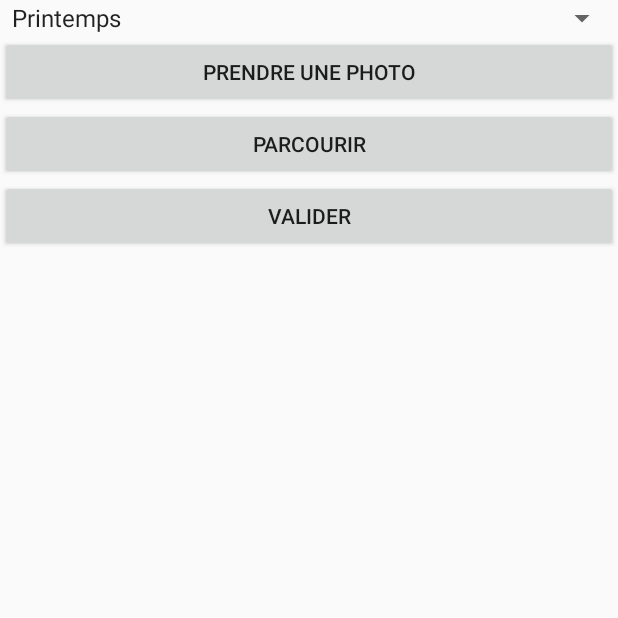
After one commit to edouard-bracquemond/SIG, an Android app: the TreeActivity screen opened directly, with no data from a screen before it, on a phone screen of 412 x 824 dp, the top half of it. The commit adds this screen. Run offline under Robolectric (Android 15) with nearby library versions, the phone set to English and light mode, and no system bars.

Commit message:
Click on Tree

```diff
--- a/appli/app/build.gradle
+++ b/appli/app/build.gradle
@@ -24,6 +24,7 @@ dependencies {
     implementation 'com.android.support.constraint:constraint-layout:1.1.3'
     // implementation 'org.springframework.android:spring-android-rest-template:1.0.1.RELEASE'
     // implementation 'com.fasterxml.jackson.core:jackson-databind:2.3.2'
+    implementation 'com.android.support:recyclerview-v7:28.0.0'
     implementation 'com.squareup.retrofit2:retrofit:2.6.2'
     implementation 'com.squareup.retrofit2:converter-gson:2.6.2'
     implementation 'com.android.support:support-v4:28.0.0'
--- a/appli/app/src/main/AndroidManifest.xml
+++ b/appli/app/src/main/AndroidManifest.xml
@@ -38,6 +38,9 @@
         <activity android:name=".Activity.SignUpActivity">
             android:exported="false"
         </activity>
+        <activity android:name=".Activity.TreeActivity">
+            android:exported="false"
+        </activity>
         <activity android:name=".Activity.AddPictureActivity">
             android:exported="false"</activity>
 
--- a/appli/app/src/main/java/com/example/maxime/sig/Activity/NavigationDrawerActivity.java
+++ b/appli/app/src/main/java/com/example/maxime/sig/Activity/NavigationDrawerActivity.java
@@ -17,11 +17,13 @@ import android.support.v7.app.AppCompatActivity;
 import android.support.v7.widget.Toolbar;
 import android.view.Menu;
 import android.view.MenuItem;
+import android.webkit.JavascriptInterface;
 import android.webkit.WebSettings;
 import android.webkit.WebView;
 import android.webkit.WebViewClient;
 
 import com.example.maxime.sig.GPS.GPSJScript;
+import com.example.maxime.sig.GPS.InfoSelection;
 import com.example.maxime.sig.R;
 
 import java.io.File;
@@ -52,6 +54,7 @@ public class NavigationDrawerActivity extends AppCompatActivity
         webSettings.setJavaScriptEnabled(true);
         webSettings.setDomStorageEnabled(true);
         myWebView.addJavascriptInterface(new GPSJScript(this),"GPS");
+        myWebView.addJavascriptInterface(new InfoSelection(this),"InfoSelection");
         GPSJScript gpsjScript= new GPSJScript(getApplicationContext());
 
         myWebView.loadUrl("file:///android_asset/arbre.html");
@@ -178,4 +181,5 @@ public class NavigationDrawerActivity extends AppCompatActivity
         currentPhotoPath = image.getAbsolutePath();
         return image;
     }
+
 }
--- /dev/null
+++ b/appli/app/src/main/java/com/example/maxime/sig/Activity/TreeActivity.java
@@ -0,0 +1,180 @@
+package com.example.maxime.sig.Activity;
+
+import android.app.Activity;
+import android.content.Intent;
+import android.database.Cursor;
+import android.graphics.Bitmap;
+import android.graphics.BitmapFactory;
+import android.net.Uri;
+import android.os.Bundle;
+import android.os.Environment;
+import android.provider.MediaStore;
+import android.support.annotation.Nullable;
+
+import android.support.v4.content.FileProvider;
+import android.support.v7.app.AppCompatActivity;
+import android.support.v7.widget.GridLayoutManager;
+import android.support.v7.widget.LinearLayoutManager;
+import android.support.v7.widget.RecyclerView;
+import android.view.View;
+import android.widget.AdapterView;
+import android.widget.ArrayAdapter;
+import android.widget.Button;
+import android.widget.EditText;
+import android.widget.ImageView;
+import android.widget.Spinner;
+import android.widget.TextView;
+
+import com.example.maxime.sig.R;
+
+import java.io.File;
+import java.io.IOException;
+import java.text.SimpleDateFormat;
+import java.util.Date;
+
+public class TreeActivity extends Activity implements AdapterView.OnItemSelectedListener {
+
+    private static int RESULT_LOAD_IMAGE = 1;
+    private static int REQUEST_IMAGE_CAPTURE=1;
+    String currentPhotoPath;
+    boolean selected = false;
+    String seasonSelected=null;
+    RecyclerView treesRecyclerView;
+    private RecyclerView.Adapter mAdapter;
+    private RecyclerView.LayoutManager layoutManager;
+    private int[] myDataset={R.drawable.ic_menu_compass};
+    @Override
+    protected void onCreate(@Nullable Bundle savedInstanceState) {
+        super.onCreate(savedInstanceState);
+        setContentView(R.layout.activity_tree);
+
+        Button addPhotoButton = findViewById(R.id.buttonAddPictureID);
+        Button takePhotoButton = findViewById(R.id.buttonTakePictureID);
+        Button validatePhotoButton = findViewById(R.id.buttonValidatePictureID);
+        treesRecyclerView = findViewById(R.id.trees_recycler_view);
+        treesRecyclerView.setHasFixedSize(true);
+        layoutManager = new GridLayoutManager(this,2);
+       treesRecyclerView.setLayoutManager(layoutManager);
+     //   mAdapter = new RecyclerAdapter(myDataset);
+        treesRecyclerView.setAdapter(mAdapter);
+        Spinner seasonSpinner = findViewById(R.id.spinnerSeasonID);
+        ArrayAdapter<CharSequence> adapter = ArrayAdapter.createFromResource(this,
+                R.array.seasons, android.R.layout.simple_spinner_item);
+        adapter.setDropDownViewResource(android.R.layout.simple_spinner_dropdown_item);
+        seasonSpinner.setAdapter(adapter);
+        seasonSpinner.setOnItemSelectedListener(this);
+        addPhotoButton.setOnClickListener(new View.OnClickListener() {
+            @Override
+            public void onClick(View v) {
+
+                    Intent i = new Intent(
+                            Intent.ACTION_PICK, android.provider.MediaStore.Images.Media.EXTERNAL_CONTENT_URI);
+
+                    startActivityForResult(i, RESULT_LOAD_IMAGE);
+
+
+            }});
+        takePhotoButton.setOnClickListener(new View.OnClickListener() {
+            @Override
+            public void onClick(View v) {
+                Intent takePictureIntent = new Intent(MediaStore.ACTION_IMAGE_CAPTURE);
+                if (takePictureIntent.resolveActivity(getPackageManager()) != null) {
+                    startActivityForResult(takePictureIntent, REQUEST_IMAGE_CAPTURE);
+                }
+            }});
+        validatePhotoButton.setOnClickListener(new View.OnClickListener() {
+            @Override
+            public void onClick(View v) {
+                if(selected){
+
+                }
+            }});
+
+
+
+    }
+
+    @Override
+    protected void onActivityResult(int requestCode, int resultCode, Intent data) {
+        super.onActivityResult(requestCode, resultCode, data);
+
+        if (requestCode == RESULT_LOAD_IMAGE && resultCode == RESULT_OK && null != data) {
+            Uri selectedImage = data.getData();
+            String[] filePathColumn = { MediaStore.Images.Media.DATA };
+
+            Cursor cursor = getContentResolver().query(selectedImage,
+                    filePathColumn, null, null, null);
+            cursor.moveToFirst();
+
+            int columnIndex = cursor.getColumnIndex(filePathColumn[0]);
+            String picturePath = cursor.getString(columnIndex);
+            cursor.close();
+
+            ImageView imageView = (ImageView) findViewById(R.id.imgView);
+            imageView.setImageBitmap(BitmapFactory.decodeFile(picturePath));
+
+        }
+        else if (requestCode == REQUEST_IMAGE_CAPTURE && resultCode == RESULT_OK) {
+            Bundle extras = data.getExtras();
+            Bitmap imageBitmap = (Bitmap) extras.get("data");
+            ImageView imageView = (ImageView) findViewById(R.id.imgView);
+            imageView.setImageBitmap(imageBitmap);
+        }
+
+
+    }
+
+  /*  private void dispatchTakePictureIntent() {
+        Intent takePictureIntent = new Intent(MediaStore.ACTION_IMAGE_CAPTURE);
+        if (takePictureIntent.resolveActivity(getPackageManager()) != null) {
+            File photoFile = null;
+            try {
+                photoFile = createImageFile();
+            } catch (IOException ex) {}
+
+            if (photoFile != null) {
+                Uri photoURI = FileProvider.getUriForFile(this,
+                        "com.example.android.fileprovider",
+                        photoFile);
+                takePictureIntent.putExtra(MediaStore.EXTRA_OUTPUT, photoURI);
+                startActivityForResult(takePictureIntent, REQUEST_IMAGE_CAPTURE);
+            }
+        }
+    }*/
+
+
+    private void galleryAddPic() {
+        Intent mediaScanIntent = new Intent(Intent.ACTION_MEDIA_SCANNER_SCAN_FILE);
+        File f = new File(currentPhotoPath);
+        Uri contentUri = Uri.fromFile(f);
+        mediaScanIntent.setData(contentUri);
+        this.sendBroadcast(mediaScanIntent);
+    }
+
+    private File createImageFile() throws IOException {
+        String timeStamp = new SimpleDateFormat("yyyyMMdd_HHmmss").format(new Date());
+        String imageFileName = "JPEG_" + timeStamp + "_";
+        File storageDir = getExternalFilesDir(Environment.DIRECTORY_PICTURES);
+        File image = File.createTempFile(
+                imageFileName,
+                ".jpg",
+                storageDir
+        );
+
+
+        currentPhotoPath = image.getAbsolutePath();
+        return image;
+    }
+
+    @Override
+    public void onItemSelected(AdapterView<?> adapterView, View view, int i, long l) {
+         selected = true;
+         seasonSelected = adapterView.getItemAtPosition(i).toString();
+
+    }
+
+    @Override
+    public void onNothingSelected(AdapterView<?> adapterView) {
+        selected = false;
+    }
+}
--- /dev/null
+++ b/appli/app/src/main/res/layout/activity_tree.xml
@@ -0,0 +1,49 @@
+<?xml version="1.0" encoding="utf-8"?>
+    <android.support.constraint.ConstraintLayout
+        xmlns:android="http://schemas.android.com/apk/res/android"
+        xmlns:tools="http://schemas.android.com/tools"
+        android:layout_width="match_parent"
+        android:layout_height="match_parent">
+
+        <LinearLayout
+            android:layout_width="match_parent"
+            android:layout_height="match_parent"
+            android:orientation="vertical"
+            tools:layout_editor_absoluteX="16dp"
+            tools:layout_editor_absoluteY="75dp">
+
+            <Spinner
+                android:id="@+id/spinnerSeasonID"
+                android:layout_width="match_parent"
+                android:layout_height="wrap_content" />
+
+            <Button
+                android:id="@+id/buttonTakePictureID"
+                android:layout_width="match_parent"
+                android:layout_height="wrap_content"
+                android:text="Prendre une photo" />
+
+            <Button
+                android:id="@+id/buttonAddPictureID"
+                android:layout_width="match_parent"
+                android:layout_height="wrap_content"
+                android:text="Parcourir" />
+            <Button
+                android:id="@+id/buttonValidatePictureID"
+                android:layout_width="match_parent"
+                android:layout_height="wrap_content"
+                android:text="Valider"
+                />
+
+            <ImageView
+                android:id="@+id/imgView"
+                android:layout_width="match_parent"
+                android:layout_height="wrap_content"
+                android:layout_weight="1"></ImageView>
+
+    <android.support.v7.widget.RecyclerView android:id="@+id/trees_recycler_view"
+        android:scrollbars="vertical"
+        android:layout_width="match_parent"
+        android:layout_height="wrap_content"/>
+        </LinearLayout>
+    </android.support.constraint.ConstraintLayout>
--- /dev/null
+++ b/appli/app/src/main/res/values/seasons.xml
@@ -0,0 +1,9 @@
+<?xml version="1.0" encoding="utf-8"?>
+<resources>
+    <string-array name="seasons">
+        <item>Printemps</item>
+        <item>Été</item>
+        <item>Automne</item>
+        <item>Hiver</item>
+    </string-array>
+</resources>
```
Also changed, not shown: appli/app/src/main/java/com/example/maxime/sig/Activity/RecyclerAdapter.java (added, +23 -0 lines), appli/app/src/main/java/com/example/maxime/sig/GPS/InfoSelection.java (added, +29 -0 lines), 1 other file.
